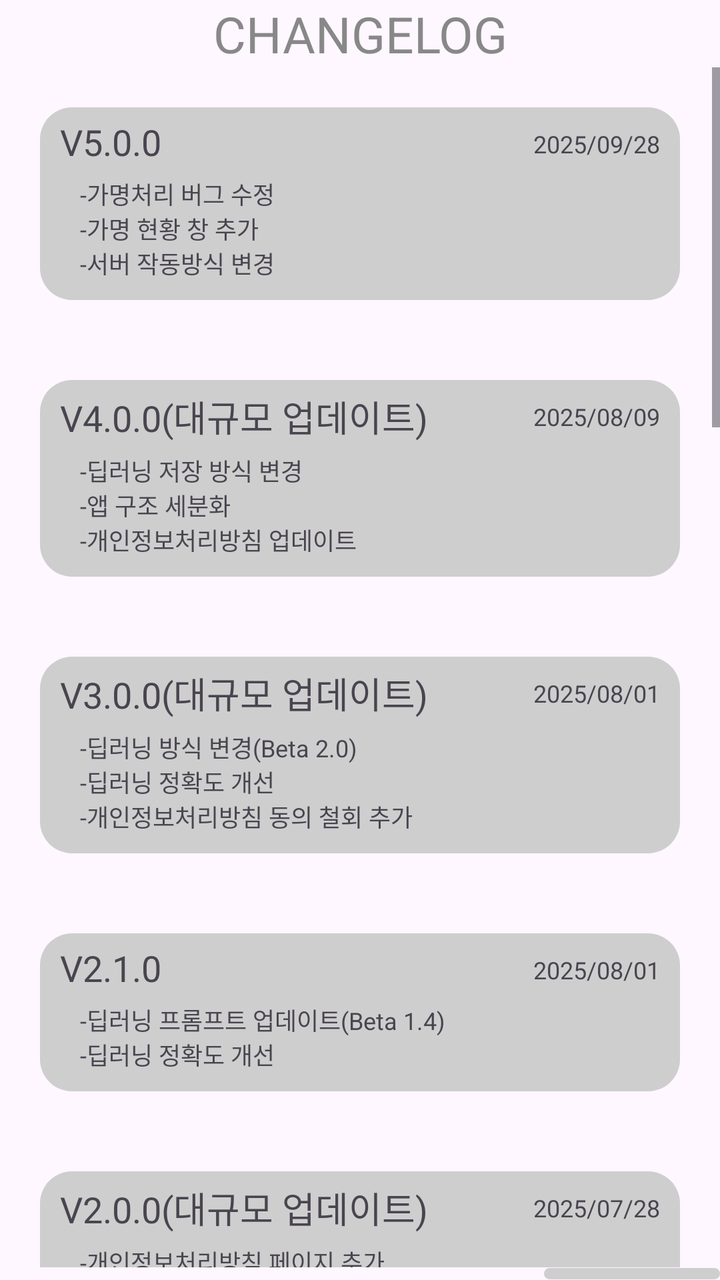
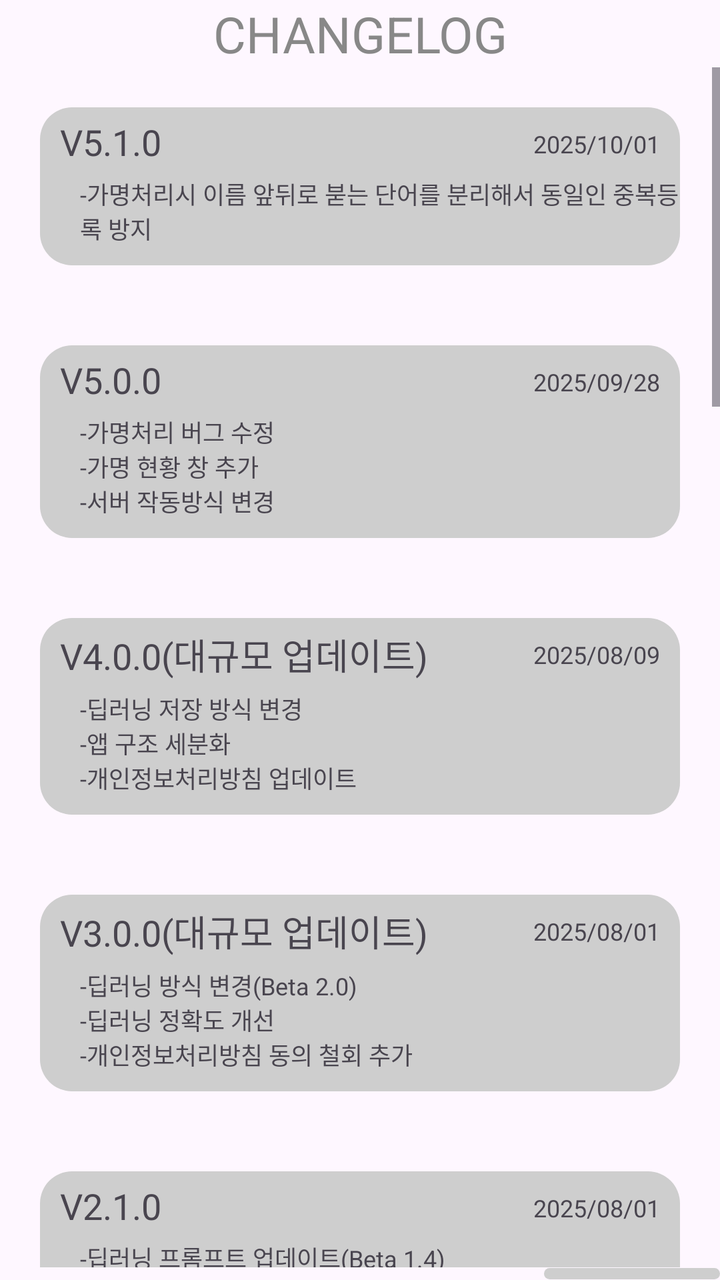

Before-and-after screenshots of an Android layout around one commit, followed by the original layout XML and the change that was made.
<!-- AndroidManifest.xml: application theme Theme.MyApplication -->
<!-- res/layout/changelog.xml -->
<?xml version="1.0" encoding="utf-8"?>
<LinearLayout xmlns:android="http://schemas.android.com/apk/res/android"
    xmlns:tools="http://schemas.android.com/tools"
    android:layout_width="match_parent"
    android:layout_height="match_parent"
    xmlns:app="http://schemas.android.com/apk/res-auto"
    android:orientation="vertical"
    android:layout_gravity="center"
    android:layout_margin="20dp">

    <TextView
        android:layout_width="match_parent"
        android:layout_height="wrap_content"
        android:text="CHANGELOG"
        android:textColor="#888888"
        android:gravity="center"
        android:textSize="25sp"/>

    <ScrollView
        android:layout_width="match_parent"
        android:layout_height="600dp"
        android:scrollbarAlwaysDrawVerticalTrack="true"
        android:scrollbars="vertical">
        <LinearLayout
            android:layout_width="match_parent"
            android:layout_height="wrap_content"
            android:orientation="vertical">

            <LinearLayout
                android:layout_width="match_parent"
                android:layout_height="wrap_content"
                android:layout_margin="20dp"
                android:background="@drawable/rounded_corner"
                android:orientation="vertical">

                <androidx.constraintlayout.widget.ConstraintLayout
                    android:layout_width="match_parent"
                    android:layout_height="wrap_content">

                    <TextView
                        android:layout_width="match_parent"
                        android:layout_height="wrap_content"
                        app:layout_constraintStart_toStartOf="parent"
                        app:layout_constraintTop_toTopOf="parent"
                        app:layout_constraintBottom_toBottomOf="parent"
                        android:textSize="18sp"

                        android:layout_marginStart="10dp"
                        android:layout_marginTop="5dp"
                        android:text="V5.0.0"/>

                    <TextView
                        android:layout_width="wrap_content"
                        android:layout_height="wrap_content"
                        android:layout_gravity="end"
                        android:layout_marginTop="10dp"
                        android:layout_marginEnd="10dp"
                        android:text="2025/09/28"
                        app:layout_constraintEnd_toEndOf="parent"
                        app:layout_constraintTop_toTopOf="parent"
                        android:textSize="12sp" />

                </androidx.constraintlayout.widget.ConstraintLayout>

                <TextView
                    android:layout_width="match_parent"
                    android:layout_height="wrap_content"
                    android:layout_marginStart="20dp"
                    android:layout_marginTop="5dp"
                    android:layout_marginBottom="10dp"
                    android:text="-가명처리 버그 수정\n-가명 현황 창 추가\n-서버 작동방식 변경"
                    android:textSize="12sp"/>

            </LinearLayout>

            <LinearLayout
                android:layout_width="match_parent"
                android:layout_height="wrap_content"
                android:layout_margin="20dp"
                android:background="@drawable/rounded_corner"
                android:orientation="vertical">

                <androidx.constraintlayout.widget.ConstraintLayout
                    android:layout_width="match_parent"
                    android:layout_height="wrap_content">

                    <TextView
                        android:layout_width="match_parent"
                        android:layout_height="wrap_content"
                        app:layout_constraintStart_toStartOf="parent"
                        app:layout_constraintTop_toTopOf="parent"
                        app:layout_constraintBottom_toBottomOf="parent"
                        android:textSize="18sp"

                        android:layout_marginStart="10dp"
                        android:layout_marginTop="5dp"
                        android:text="V4.0.0(대규모 업데이트)"/>

                    <TextView
                        android:layout_width="wrap_content"
                        android:layout_height="wrap_content"
                        android:layout_gravity="end"
                        android:layout_marginTop="10dp"
                        android:layout_marginEnd="10dp"
                        android:text="2025/08/09"
                        app:layout_constraintEnd_toEndOf="parent"
                        app:layout_constraintTop_toTopOf="parent"
                        android:textSize="12sp" />

                </androidx.constraintlayout.widget.ConstraintLayout>

                <TextView
                    android:layout_width="match_parent"
                    android:layout_height="wrap_content"
                    android:layout_marginStart="20dp"
                    android:layout_marginTop="5dp"
                    android:layout_marginBottom="10dp"
                    android:text="-딥러닝 저장 방식 변경\n-앱 구조 세분화\n-개인정보처리방침 업데이트"
                    android:textSize="12sp"/>

            </LinearLayout>

            <LinearLayout
                android:layout_width="match_parent"
                android:layout_height="wrap_content"
                android:layout_margin="20dp"
                android:background="@drawable/rounded_corner"
                android:orientation="vertical">

                <androidx.constraintlayout.widget.ConstraintLayout
                    android:layout_width="match_parent"
                    android:layout_height="wrap_content">

                    <TextView
                        android:layout_width="match_parent"
                        android:layout_height="wrap_content"
                        app:layout_constraintStart_toStartOf="parent"
                        app:layout_constraintTop_toTopOf="parent"
                        app:layout_constraintBottom_toBottomOf="parent"
                        android:textSize="18sp"

                        android:layout_marginStart="10dp"
                        android:layout_marginTop="5dp"
                        android:text="V3.0.0(대규모 업데이트)"/>

                    <TextView
                        android:layout_width="wrap_content"
                        android:layout_height="wrap_content"
                        android:layout_gravity="end"
                        android:layout_marginTop="10dp"
                        android:layout_marginEnd="10dp"
                        android:text="2025/08/01"
                        app:layout_constraintEnd_toEndOf="parent"
                        app:layout_constraintTop_toTopOf="parent"
                        android:textSize="12sp" />

                </androidx.constraintlayout.widget.ConstraintLayout>

                <TextView
                    android:layout_width="match_parent"
                    android:layout_height="wrap_content"
                    android:layout_marginStart="20dp"
                    android:layout_marginTop="5dp"
                    android:layout_marginBottom="10dp"
                    android:text="-딥러닝 방식 변경(Beta 2.0)\n-딥러닝 정확도 개선\n-개인정보처리방침 동의 철회 추가"
                    android:textSize="12sp"/>

            </LinearLayout>

            <LinearLayout
                android:layout_width="match_parent"
                android:layout_height="wrap_content"
                android:layout_margin="20dp"
                android:background="@drawable/rounded_corner"
                android:orientation="vertical">

                <androidx.constraintlayout.widget.ConstraintLayout
                    android:layout_width="match_parent"
                    android:layout_height="wrap_content">

                    <TextView
                        android:layout_width="match_parent"
                        android:layout_height="wrap_content"
                        app:layout_constraintStart_toStartOf="parent"
                        app:layout_constraintTop_toTopOf="parent"
                        app:layout_constraintBottom_toBottomOf="parent"
                        android:textSize="18sp"

                        android:layout_marginStart="10dp"
                        android:layout_marginTop="5dp"
                        android:text="V2.1.0"/>

                    <TextView
                        android:layout_width="wrap_content"
                        android:layout_height="wrap_content"
                        android:layout_gravity="end"
                        android:layout_marginTop="10dp"
                        android:layout_marginEnd="10dp"
                        android:text="2025/08/01"
                        app:layout_constraintEnd_toEndOf="parent"
                        app:layout_constraintTop_toTopOf="parent"
                        android:textSize="12sp" />

                </androidx.constraintlayout.widget.ConstraintLayout>

                <TextView
                    android:layout_width="match_parent"
                    android:layout_height="wrap_content"
                    android:layout_marginStart="20dp"
                    android:layout_marginTop="5dp"
                    android:layout_marginBottom="10dp"
                    android:text="-딥러닝 프롬프트 업데이트(Beta 1.4)\n-딥러닝 정확도 개선"
                    android:textSize="12sp"/>

            </LinearLayout>

            <LinearLayout
                android:layout_width="match_parent"
                android:layout_height="wrap_content"
                android:layout_margin="20dp"
                android:background="@drawable/rounded_corner"
                android:orientation="vertical">

                <androidx.constraintlayout.widget.ConstraintLayout
                    android:layout_width="match_parent"
                    android:layout_height="wrap_content">

                    <TextView
                        android:layout_width="match_parent"
                        android:layout_height="wrap_content"
                        app:layout_constraintStart_toStartOf="parent"
                        app:layout_constraintTop_toTopOf="parent"
                        app:layout_constraintBottom_toBottomOf="parent"
                        android:textSize="18sp"

                        android:layout_marginStart="10dp"
                        android:layout_marginTop="5dp"
                        android:text="V2.0.0(대규모 업데이트)"/>

                    <TextView
                        android:layout_width="wrap_content"
                        android:layout_height="wrap_content"
                        android:layout_gravity="end"
                        android:layout_marginTop="10dp"
                        android:layout_marginEnd="10dp"
                        android:text="2025/07/28"
                        app:layout_constraintEnd_toEndOf="parent"
                        app:layout_constraintTop_toTopOf="parent"
                        android:textSize="12sp" />

                </androidx.constraintlayout.widget.ConstraintLayout>

                <TextView
                    android:layout_width="match_parent"
                    android:layout_height="wrap_content"
                    android:layout_marginStart="20dp"
                    android:layout_marginTop="5dp"
                    android:layout_marginBottom="10dp"
                    android:text="-개인정보처리방침 페이지 추가\n-개인화 딥러닝 기술 BETA 출시(Beta 1.3, 설정에서 활성화)"
                    android:textSize="12sp"/>

            </LinearLayout>

            <LinearLayout
                android:layout_width="match_parent"
                android:layout_height="wrap_content"
                android:layout_margin="20dp"
                android:background="@drawable/rounded_corner"
                android:orientation="vertical">

                <androidx.constraintlayout.widget.ConstraintLayout
                    android:layout_width="match_parent"
                    android:layout_height="wrap_content">

                    <TextView
                        android:layout_width="match_parent"
                        android:layout_height="wrap_content"
                        app:layout_constraintStart_toStartOf="parent"
                        app:layout_constraintTop_toTopOf="parent"
                        app:layout_constraintBottom_toBottomOf="parent"
                        android:textSize="18sp"

                        android:layout_marginStart="10dp"
                        android:layout_marginTop="5dp"
                        android:text="V1.1.0"/>

                    <TextView
                        android:layout_width="wrap_content"
                        android:layout_height="wrap_content"
                        android:layout_gravity="end"
                        android:layout_marginTop="10dp"
                        android:layout_marginEnd="10dp"
                        android:text="2025/07/27"
                        app:layout_constraintEnd_toEndOf="parent"
                        app:layout_constraintTop_toTopOf="parent"
                        android:textSize="12sp" />

                </androidx.constraintlayout.widget.ConstraintLayout>

                <TextView
                    android:layout_width="match_parent"
                    android:layout_height="wrap_content"
                    android:layout_marginStart="20dp"
                    android:layout_marginTop="5dp"
                    android:layout_marginBottom="10dp"
                    android:text="-개인정보 수집/이용 동의 팝업 추가\n-개인정보 제3자 제공 동의 팝업 추가"
                    android:textSize="12sp"/>

            </LinearLayout>

            <LinearLayout
                android:layout_width="match_parent"
                android:layout_height="wrap_content"
                android:layout_margin="20dp"
                android:background="@drawable/rounded_corner"
                android:orientation="vertical">

                <androidx.constraintlayout.widget.ConstraintLayout
                    android:layout_width="match_parent"
                    android:layout_height="wrap_content">

                    <TextView
                        android:layout_width="match_parent"
                        android:layout_height="wrap_content"
                        app:layout_constraintStart_toStartOf="parent"
                        app:layout_constraintTop_toTopOf="parent"
                        app:layout_constraintBottom_toBottomOf="parent"
                        android:textSize="18sp"

                        android:layout_marginStart="10dp"
                        android:layout_marginTop="5dp"
                        android:text="V1.0.0"/>

                    <TextView
                        android:layout_width="wrap_content"
                        android:layout_height="wrap_content"
                        android:layout_gravity="end"
                        android:layout_marginTop="10dp"
                        android:layout_marginEnd="10dp"
                        android:text="2025/07/26"
                        app:layout_constraintEnd_toEndOf="parent"
                        app:layout_constraintTop_toTopOf="parent"
                        android:textSize="12sp" />

                </androidx.constraintlayout.widget.ConstraintLayout>

                <TextView
                    android:layout_width="match_parent"
                    android:layout_height="wrap_content"
                    android:layout_marginStart="20dp"
                    android:layout_marginTop="5dp"
                    android:layout_marginBottom="10dp"
                    android:text="-정식 출시\n-미니멀 디자인으로 디자인 수정\n-서버 24시간 가동\n-ABOUT 페이지 추가\n-버튼 배열 수정"
                    android:textSize="12sp"/>

            </LinearLayout>

            <LinearLayout
                android:layout_width="match_parent"
                android:layout_height="wrap_content"
                android:layout_margin="20dp"
                android:background="@drawable/rounded_corner"
                android:orientation="vertical">

                <TextView
                    android:layout_width="match_parent"
                    android:layout_height="wrap_content"
                    android:textSize="18sp"
                    android:layout_marginStart="10dp"
                    android:layout_marginTop="5dp"
                    android:text="Beta 6.0"/>

                <TextView
                    android:layout_width="match_parent"
                    android:layout_height="wrap_content"
                    android:layout_marginStart="20dp"
                    android:layout_marginTop="5dp"
                    android:layout_marginBottom="10dp"
                    android:text="-Push Notification 기능 추가"
                    android:textSize="12sp"/>

            </LinearLayout>

            <LinearLayout
                android:layout_width="match_parent"
                android:layout_height="wrap_content"
                android:layout_margin="20dp"
                android:background="@drawable/rounded_corner"
                android:orientation="vertical">

                <TextView
                    android:layout_width="match_parent"
                    android:layout_height="wrap_content"
                    android:textSize="18sp"
                    android:layout_marginStart="10dp"
                    android:layout_marginTop="5dp"
                    android:text="Beta 5.1"/>

                <TextView
                    android:layout_width="match_parent"
                    android:layout_height="wrap_content"
                    android:layout_marginStart="20dp"
                    android:layout_marginTop="5dp"
                    android:layout_marginBottom="10dp"
                    android:text="-DNS 설정으로 어디서든 요청을 보낼 수 있도록 설정"
                    android:textSize="12sp"/>

            </LinearLayout>

            <LinearLayout
                android:layout_width="match_parent"
                android:layout_height="wrap_content"
                android:layout_margin="20dp"
                android:background="@drawable/rounded_corner"
                android:orientation="vertical">

                <TextView
                    android:layout_width="match_parent"
                    android:layout_height="wrap_content"
                    android:textSize="18sp"
                    android:layout_marginStart="10dp"
                    android:layout_marginTop="5dp"
                    android:text="Beta 5.0(대규모 업데이트)"/>

                <TextView
                    android:layout_width="match_parent"
                    android:layout_height="wrap_content"
                    android:layout_marginStart="20dp"
                    android:layout_marginTop="5dp"
                    android:layout_marginBottom="10dp"
                    android:text="-GPT 도입 완료\n-GPT BETA TESTING\n-GPT REQUEST 서버 구축 및 가동"
                    android:textSize="12sp"/>

            </LinearLayout>

            <LinearLayout
                android:layout_width="match_parent"
                android:layout_height="wrap_content"
                android:layout_margin="20dp"
                android:background="@drawable/rounded_corner"
                android:orientation="vertical">

                <TextView
                    android:layout_width="match_parent"
                    android:layout_height="wrap_content"
                    android:textSize="18sp"
                    android:layout_marginStart="10dp"
                    android:layout_marginTop="5dp"
                    android:text="Beta 4.1"/>

                <TextView
                    android:layout_width="match_parent"
                    android:layout_height="wrap_content"
                    android:layout_marginStart="20dp"
                    android:layout_marginTop="5dp"
                    android:layout_marginBottom="10dp"
                    android:text="-버그 수정"
                    android:textSize="12sp"/>

            </LinearLayout>

            <LinearLayout
                android:layout_width="match_parent"
                android:layout_height="wrap_content"
                android:layout_margin="20dp"
                android:background="@drawable/rounded_corner"
                android:orientation="vertical">

                <TextView
                    android:layout_width="match_parent"
                    android:layout_height="wrap_content"
                    android:textSize="18sp"
                    android:layout_marginStart="10dp"
                    android:layout_marginTop="5dp"
                    android:text="Beta 4.0 (대규모 업데이트)"/>

                <TextView
                    android:layout_width="match_parent"
                    android:layout_height="wrap_content"
                    android:layout_marginStart="20dp"
                    android:layout_marginTop="5dp"
                    android:layout_marginBottom="10dp"
                    android:text="-전체적인 UI 업데이트\n-멀티화면으로 앱 구조 변경\n-앱 아이콘 적용\n-앱 이름을 TetramenAI로 적용\n-디자인을 동글동글하게 변경\n내부 코드 세부화 및 모듈화\n-메인 페이지 추가\n-로그 페이지 추가\n-설정 페이지 추가\n-변경사항 페이지 추가\n-크레딧 페이지 추가"
                    android:textSize="12sp"/>

            </LinearLayout>

            <LinearLayout
                android:layout_width="match_parent"
                android:layout_height="wrap_content"
                android:layout_margin="20dp"
                android:background="@drawable/rounded_corner"
                android:orientation="vertical">

                <TextView
                    android:layout_width="match_parent"
                    android:layout_height="wrap_content"
                    android:textSize="18sp"
                    android:layout_marginStart="10dp"
                    android:layout_marginTop="5dp"
                    android:text="Beta 3.0"/>

                <TextView
                    android:layout_width="match_parent"
                    android:layout_height="wrap_content"
                    android:layout_marginStart="20dp"
                    android:layout_marginTop="5dp"
                    android:layout_marginBottom="10dp"
                    android:text="-불필요한 알림 필터링 작업 기능 추가\n-추후 GPT 활용을 위한 기틀 코드 추가"
                    android:textSize="12sp"/>

            </LinearLayout>

            <LinearLayout
                android:layout_width="match_parent"
                android:layout_height="wrap_content"
                android:layout_margin="20dp"
                android:background="@drawable/rounded_corner"
                android:orientation="vertical">

                <TextView
                    android:layout_width="match_parent"
                    android:layout_height="wrap_content"
                    android:textSize="18sp"
                    android:layout_marginStart="10dp"
                    android:layout_marginTop="5dp"
                    android:text="Beta 2.0"/>

                <TextView
                    android:layout_width="match_parent"
                    android:layout_height="wrap_content"
                    android:layout_marginStart="20dp"
                    android:layout_marginTop="5dp"
                    android:layout_marginBottom="10dp"
                    android:text="-모든 알림 읽어오기 기능 추가"
                    android:textSize="12sp"/>

            </LinearLayout>

            <LinearLayout
                android:layout_width="match_parent"
                android:layout_height="wrap_content"
                android:layout_margin="20dp"
                android:background="@drawable/rounded_corner"
                android:orientation="vertical">

                <TextView
                    android:layout_width="match_parent"
                    android:layout_height="wrap_content"
                    android:textSize="18sp"
                    android:layout_marginStart="10dp"
                    android:layout_marginTop="5dp"
                    android:text="Beta 1.0"/>

                <TextView
                    android:layout_width="match_parent"
                    android:layout_height="wrap_content"
                    android:layout_marginStart="20dp"
                    android:layout_marginTop="5dp"
                    android:layout_marginBottom="10dp"
                    android:text="-앱 1차 개발 착수\n-앱 기본 화면 구성"
                    android:textSize="12sp"/>

            </LinearLayout>

        </LinearLayout>

    </ScrollView>

    <com.google.android.material.button.MaterialButton
        android:id="@+id/goback1"
        style="@style/RoundedButtonStyle"
        android:layout_width="wrap_content"
        android:layout_height="wrap_content"
        android:layout_gravity="end"
        android:hapticFeedbackEnabled="true"
        android:text="뒤로"
        android:textSize="15sp"
        app:cornerRadius="16dp" />

</LinearLayout>
<!-- resources referenced by this layout -->
<resources>
  <!-- drawable rounded_corner (drawable) -->
  <?xml version="1.0" encoding="utf-8"?>
  <shape xmlns:android="http://schemas.android.com/apk/res/android"
      android:shape="rectangle">
  
      
      <corners android:radius="16dp" />
  
      
      <solid android:color="#CECECE"/>
  
  </shape>
  <style name="RoundedButtonStyle" parent="Widget.MaterialComponents.Button">
          <item name="cornerRadius">16dp</item>
          <item name="backgroundTint">#CECECE</item>
      </style>
  <style name="Theme.MyApplication" parent="Base.Theme.MyApplication" />
  <style name="Base.Theme.MyApplication" parent="Theme.Material3.DayNight.NoActionBar">
          
          
          <item name="android:statusBarColor">#FEFBFE</item> 
          <item name="android:navigationBarColor">#FEFBFE</item> 
      </style>
</resources>

<!-- the commit's change to res/layout/changelog.xml (unified diff, before → after) -->
@@ -25,6 +25,53 @@
             android:layout_width="match_parent"
             android:layout_height="wrap_content"
             android:orientation="vertical">
+
+            <LinearLayout
+                android:layout_width="match_parent"
+                android:layout_height="wrap_content"
+                android:layout_margin="20dp"
+                android:background="@drawable/rounded_corner"
+                android:orientation="vertical">
+
+                <androidx.constraintlayout.widget.ConstraintLayout
+                    android:layout_width="match_parent"
+                    android:layout_height="wrap_content">
+
+                    <TextView
+                        android:layout_width="match_parent"
+                        android:layout_height="wrap_content"
+                        app:layout_constraintStart_toStartOf="parent"
+                        app:layout_constraintTop_toTopOf="parent"
+                        app:layout_constraintBottom_toBottomOf="parent"
+                        android:textSize="18sp"
+
+                        android:layout_marginStart="10dp"
+                        android:layout_marginTop="5dp"
+                        android:text="V5.1.0"/>
+
+                    <TextView
+                        android:layout_width="wrap_content"
+                        android:layout_height="wrap_content"
+                        android:layout_gravity="end"
+                        android:layout_marginTop="10dp"
+                        android:layout_marginEnd="10dp"
+                        android:text="2025/10/01"
+                        app:layout_constraintEnd_toEndOf="parent"
+                        app:layout_constraintTop_toTopOf="parent"
+                        android:textSize="12sp" />
+
+                </androidx.constraintlayout.widget.ConstraintLayout>
+
+                <TextView
+                    android:layout_width="match_parent"
+                    android:layout_height="wrap_content"
+                    android:layout_marginStart="20dp"
+                    android:layout_marginTop="5dp"
+                    android:layout_marginBottom="10dp"
+                    android:text="-가명처리시 이름 앞뒤로 붇는 단어를 분리해서 동일인 중복등록 방지"
+                    android:textSize="12sp"/>
+
+            </LinearLayout>
 
             <LinearLayout
                 android:layout_width="match_parent"
